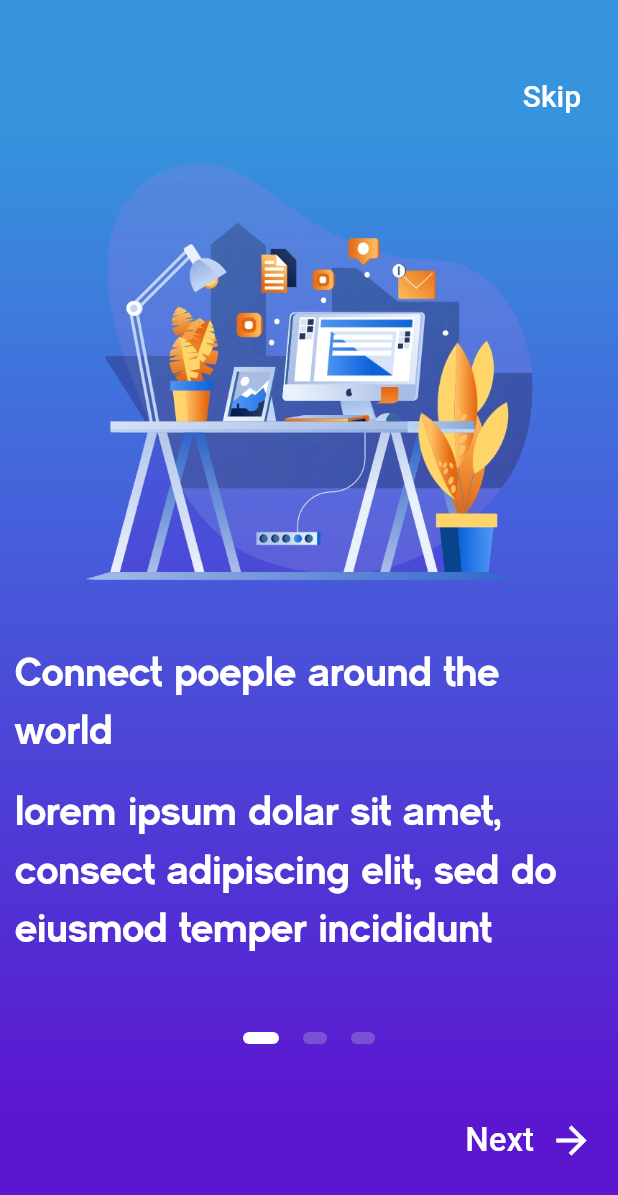
After one commit to theclassical-dev/flutterApp_welcomepages, a Flutter app: the WelcomeScreenTwo screen opened directly, on a phone screen of 412 x 824 dp. The commit adds this screen. Shown: the top 1195 px of the screen. Run offline on Flutter 3.47's test engine with Material 2 defaults, Android fonts, the phone set to English and light mode, and no system bars; our stand-ins replace smooth_page_indicator.

Commit message:
welcomeScreenTwo added

```diff
--- /dev/null
+++ b/lib/app_welcome_screen2.dart
@@ -0,0 +1,228 @@
+import 'package:flutter/cupertino.dart';
+import 'package:flutter/material.dart';
+import 'package:flutter/services.dart';
+import 'package:untitled/utilities/styles.dart';
+
+class WelcomeScreenTwo extends StatefulWidget {
+  const WelcomeScreenTwo({Key? key}) : super(key: key);
+
+  @override
+  State<WelcomeScreenTwo> createState() => _WelcomeScreenTwoState();
+}
+
+class _WelcomeScreenTwoState extends State<WelcomeScreenTwo> {
+  final int _numPages = 3;
+  final PageController _pageController = PageController(initialPage: 0);
+  int _currentPage = 0;
+
+  List<Widget> _buildPageIndicator() {
+    List<Widget> list = [];
+    for(int i = 0; i < _numPages; i++) {
+      list.add(i == _currentPage ? _indicator(true) : _indicator(false));
+    }
+    return list;
+  }
+
+  Widget _indicator(bool isActive) {
+    return AnimatedContainer(duration: Duration(milliseconds: 150),
+      margin: EdgeInsets.symmetric(horizontal: 8.0),
+      height: 8.0,
+      width: isActive ? 24.0 : 16.0,
+      decoration: BoxDecoration(
+        color: isActive ? Colors.white : Color(0xFF7B51D3),
+        borderRadius: BorderRadius.all(Radius.circular(12)),
+      ),
+    );
+  }
+  @override
+  Widget build(BuildContext context) {
+    return Scaffold(
+      body: AnnotatedRegion<SystemUiOverlayStyle>(
+        value: SystemUiOverlayStyle.light,
+        child: Container(
+            decoration: const BoxDecoration(
+              gradient: LinearGradient(
+                begin: Alignment.topCenter,
+                end: Alignment.bottomCenter,
+                stops: [0.1, 0.4, 0.7, 0.9],
+                colors: [
+                  Color(0xFF3594DD),
+                  Color(0xFF4563DB),
+                  Color(0xFF5036D5),
+                  Color(0xFF5B16D0)
+                ],
+              )
+            ),
+            child: Padding(
+              padding: const EdgeInsets.symmetric(vertical: 40.0),
+              child: Column(
+                crossAxisAlignment: CrossAxisAlignment.stretch,
+                children: <Widget>[
+                  Container(
+                    alignment: Alignment.centerRight,
+                    child: FlatButton(
+                      onPressed: () => print('Skip'),
+                      child: const Text('Skip', style: TextStyle(
+                        color: Colors.white,
+                        fontSize: 20.0
+                      ),),
+                    ),
+                  ),
+                  Container(
+                    height: 600.0,
+                    child: PageView(
+                      physics: ClampingScrollPhysics(),
+                      controller: _pageController,
+                      onPageChanged: (int page){
+                        setState(() {
+                          _currentPage = page;
+                        });
+                      },
+                      children: [
+                        Padding(
+                          padding: const EdgeInsets.all(10.0),
+                          child: Column(
+                            crossAxisAlignment: CrossAxisAlignment.start,
+                              children: [
+                                const Center(
+                                  child: Image(
+                                    image: AssetImage(
+                                      'assets/images/onboarding0.png'
+                                    ),
+                                    height: 300.0,
+                                    width: 300.0,
+                                  )
+                                ),
+                                const SizedBox(height: 30.0),
+                                Text('Connect poeple around the world',
+                                  style: kTitleStyle,
+                                ),
+                                const SizedBox(height: 15.0),
+                                Text("lorem ipsum dolar sit amet, consect adipiscing elit, sed do eiusmod temper incididunt",
+                                  style: kTitleStyle,
+                                ),
+                              ],
+                          ),
+                        ),
+                        Padding(
+                          padding: const EdgeInsets.all(18.0),
+                          child: Column(
+                            crossAxisAlignment: CrossAxisAlignment.start,
+                            children: [
+                              const Center(
+                                  child: Image(
+                                    image: AssetImage(
+                                        'assets/images/onboarding1.png'
+                                    ),
+                                    height: 300.0,
+                                    width: 300.0,
+                                  )
+                              ),
+                              const SizedBox(height: 30.0),
+                              Text('Live your life smarter\n with us',
+                                style: kTitleStyle,
+                              ),
+                              const SizedBox(height: 15.0),
+                              Text("lorem ipsum dolar sit amet, consect adipiscing elit, sed do eiusmod temper incididunt",
+                                style: kTitleStyle,
+                              ),
+                            ],
+                          ),
+                        ),
+                        Padding(
+                          padding: const EdgeInsets.all(18.0),
+                          child: Column(
+                            crossAxisAlignment: CrossAxisAlignment.start,
+                            children: [
+                              const Center(
+                                  child: Image(
+                                    image: AssetImage(
+                                        'assets/images/onboarding2.png'
+                                    ),
+                                    height: 300.0,
+                                    width: 300.0,
+                                  )
+                              ),
+                              const SizedBox(height: 30.0),
+                              Text('Get a new experience\n of imagination',
+                                style: kTitleStyle,
+                              ),
+                              const SizedBox(height: 15.0),
+                              Text("lorem ipsum dolar sit amet, consect adipiscing elit, sed do eiusmod temper incididunt",
+                                style: kTitleStyle,
+                              ),
+                            ],
+                          ),
+                        )
+                      ],
+                    ),
+                  ),
+                  Row(
+                    mainAxisAlignment: MainAxisAlignment.center,
+                      children: _buildPageIndicator(),
+                  ),
+                  _currentPage != _numPages - 1
+                      ? Expanded(
+                    child: Align(
+                      alignment: FractionalOffset.bottomRight,
+                      child: FlatButton(
+                        onPressed: () {
+                          _pageController.nextPage(
+                            duration: Duration(milliseconds: 500),
+                            curve: Curves.ease,
+                          );
+                        },
+                        child: Row(
+                          mainAxisAlignment: MainAxisAlignment.center,
+                          mainAxisSize: MainAxisSize.min,
+                          children: const <Widget>[
+                            Text(
+                              'Next',
+                              style: TextStyle(
+                                color: Colors.white,
+                                fontSize: 22.0,
+                              ),
+                            ),
+                            SizedBox(width: 10.0),
+                            Icon(
+                              Icons.arrow_forward,
+                              color: Colors.white,
+                              size: 30.0,
+                            ),
+                          ],
+                        ),
+                      ),
+                    ),
+                  )
+                      : Text(''),
+                ],
+              ),
+            ),
+        ),
+      ),
+      bottomSheet: _currentPage == _numPages - 1
+          ? Container(
+        height: 90.0,
+        width: double.infinity,
+        color: Colors.white,
+        child: GestureDetector(
+          onTap: () => print('Get started'),
+          child: const Center(
+            child: Padding(
+              padding: EdgeInsets.only(bottom: 30.0),
+              child: Text(
+                'Get started',
+                style: TextStyle(
+                  color: Color(0xFF5B16D0),
+                  fontSize: 20.0,
+                  fontWeight: FontWeight.bold,
+                ),
+              ),
+            ),
+          ),
+        ),
+      )
+          : Text(''),
+    );
+  }
+}
--- a/lib/main.dart
+++ b/lib/main.dart
@@ -1,5 +1,6 @@
 import 'package:flutter/material.dart';
 import 'package:untitled/app_welcome_screen.dart';
+import 'package:untitled/app_welcome_screen2.dart';
 
 void main() {
   runApp(const MyApp());
--- /dev/null
+++ b/lib/utilities/styles.dart
@@ -0,0 +1,14 @@
+import 'package:flutter/material.dart';
+
+final kTitleStyle = TextStyle(
+  color: Colors.white,
+  fontFamily: 'CM Sans Serif',
+  fontSize: 26.0,
+  height: 1.5,
+);
+
+final kSubtitleStyle = TextStyle(
+  color: Colors.white,
+  fontSize: 18.0,
+  height: 1.2,
+);
```
Also changed, not shown: pubspec.yaml (+7 -7 lines), assets/fonts/cm_sans_serif_2012.ttf (added), assets/images/onboarding0.png (added), assets/images/onboarding1.png (added), assets/images/onboarding2.png (added).
